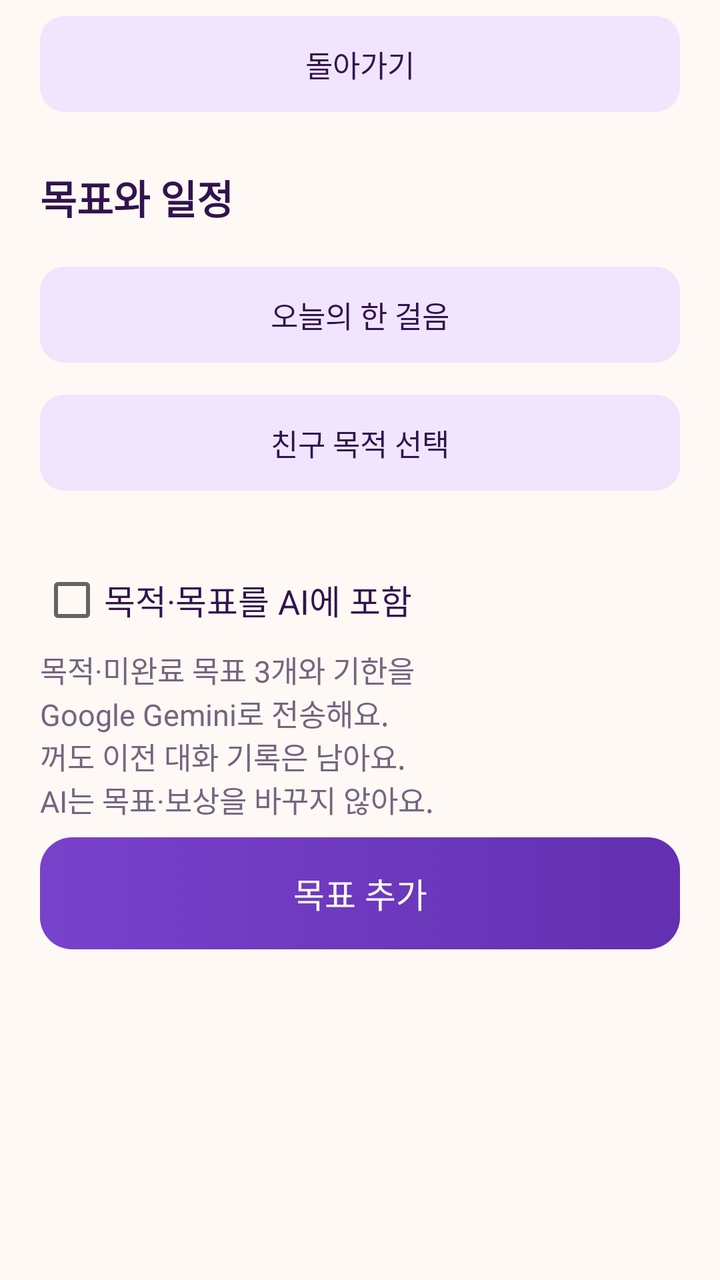
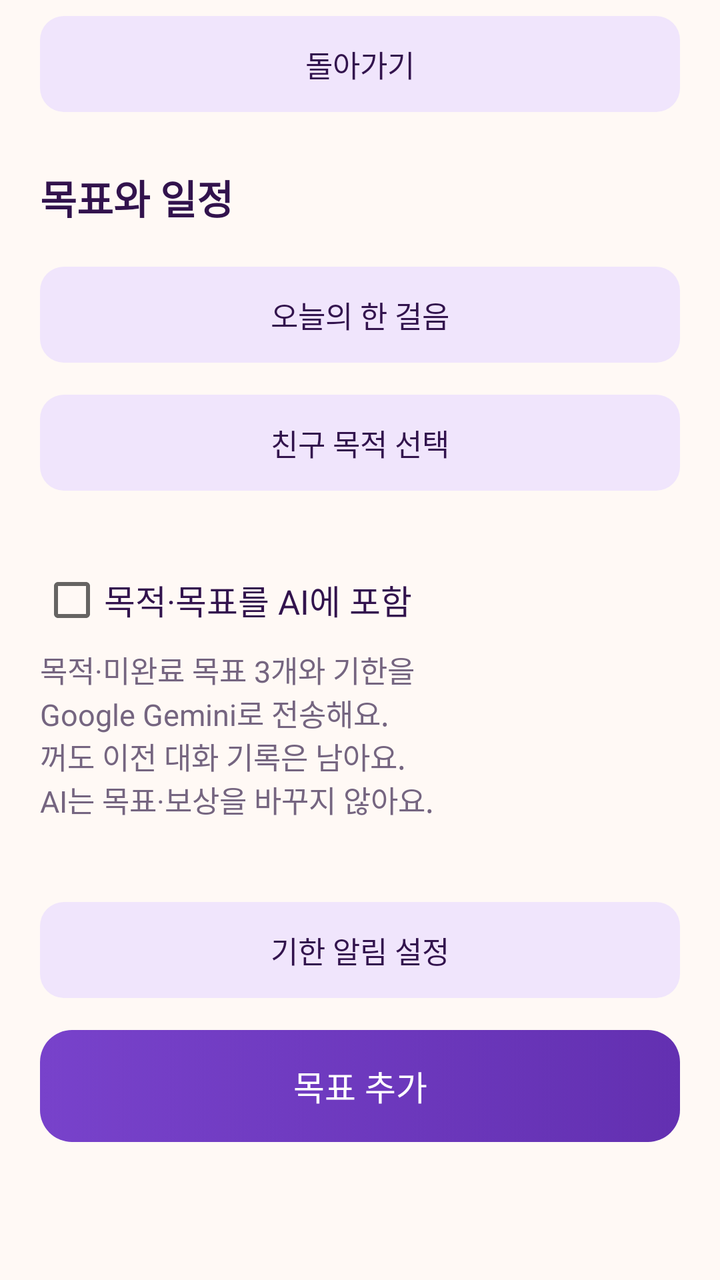

The first picture is an Android layout as it rendered before a commit; the second is the same layout after the commit. The layout source and the unified diff follow.
<!-- AndroidManifest.xml: application theme android:Theme.Material.Light.NoActionBar -->
<!-- res/layout/screen_goals.xml -->
<?xml version="1.0" encoding="utf-8"?>
<LinearLayout xmlns:android="http://schemas.android.com/apk/res/android"
    style="@style/Page" android:orientation="vertical">
    <Button android:id="@+id/goals_back" style="@style/SecondaryButton" android:text="@string/goals_back" />
    <TextView android:id="@+id/goals_title" style="@style/SectionTitle" android:text="@string/goals_title" />
    <ScrollView android:layout_width="match_parent" android:layout_height="0dp"
        android:layout_weight="1" android:fillViewport="true">
        <LinearLayout android:layout_width="match_parent" android:layout_height="wrap_content"
            android:orientation="vertical">
            <Button android:id="@+id/goals_journey" style="@style/SecondaryButton" android:text="@string/journey_open" />
            <Button android:id="@+id/edit_purposes" style="@style/SecondaryButton" android:text="@string/goals_purposes" />
            <TextView android:id="@+id/purpose_summary" style="@style/BodyText" />
            <CheckBox android:id="@+id/share_goals" style="@style/BodyText"
                android:minHeight="48dp" android:text="@string/goals_share" />
            <TextView style="@style/SecondaryText" android:text="@string/goals_share_notice" />
            <Button android:id="@+id/add_goal" style="@style/PrimaryButton" android:text="@string/goals_add" />
            <TextView android:id="@+id/goals_error" style="@style/SecondaryText"
                android:accessibilityLiveRegion="polite" android:visibility="gone" />
            <LinearLayout android:id="@+id/goals_list" android:layout_width="match_parent"
                android:layout_height="wrap_content" android:orientation="vertical" />
        </LinearLayout>
    </ScrollView>
</LinearLayout>
<!-- resources referenced by this layout -->
<resources>
  <string name="goals_add">목표 추가</string>
  <string name="goals_back">돌아가기</string>
  <string name="goals_purposes">친구 목적 선택</string>
  <string name="goals_share">목적·목표를 AI에 포함</string>
  <string name="goals_share_notice">목적·미완료 목표 3개와 기한을\nGoogle Gemini로 전송해요.\n꺼도 이전 대화 기록은 남아요.\nAI는 목표·보상을 바꾸지 않아요.</string>
  <string name="goals_title">목표와 일정</string>
  <string name="journey_open">오늘의 한 걸음</string>
  <style name="BodyText">
          <item name="android:layout_width">match_parent</item>
          <item name="android:layout_height">wrap_content</item>
          <item name="android:textColor">@color/ink</item>
          <item name="android:textSize">17sp</item>
          <item name="android:breakStrategy">simple</item>
      </style>
  <style name="Page">
          <item name="android:layout_width">match_parent</item>
          <item name="android:layout_height">match_parent</item>
          <item name="android:orientation">vertical</item>
          <item name="android:background">@color/canvas</item>
          <item name="android:paddingStart">20dp</item>
          <item name="android:paddingEnd">20dp</item>
      </style>
  <style name="PrimaryButton" parent="android:style/Widget.Material.Button">
          <item name="android:layout_width">match_parent</item>
          <item name="android:layout_height">wrap_content</item>
          <item name="android:minHeight">56dp</item>
          <item name="android:minWidth">0dp</item>
          <item name="android:padding">12dp</item>
          <item name="android:layout_marginTop">8dp</item>
          <item name="android:layout_marginBottom">8dp</item>
          <item name="android:background">@drawable/bg_primary</item>
          <item name="android:backgroundTint">@null</item>
          <item name="android:textColor">@color/primary_text</item>
          <item name="android:textAllCaps">false</item>
          <item name="android:textSize">17sp</item>
          <item name="android:fontFamily">sans-serif-medium</item>
          <item name="android:stateListAnimator">@null</item>
      </style>
  <style name="SecondaryButton" parent="PrimaryButton">
          <item name="android:background">@drawable/bg_secondary_button</item>
          <item name="android:textColor">@color/secondary_button_text</item>
          <item name="android:minHeight">48dp</item>
          <item name="android:textSize">15sp</item>
      </style>
  <style name="SecondaryText" parent="BodyText">
          <item name="android:textSize">15sp</item>
          <item name="android:textColor">@color/muted</item>
      </style>
  <style name="SectionTitle" parent="BodyText">
          <item name="android:textSize">20sp</item>
          <item name="android:textStyle">bold</item>
          <item name="android:layout_marginTop">20dp</item>
          <item name="android:layout_marginBottom">12dp</item>
      </style>
  <color name="ink">#32134D</color>
  <color name="canvas">#FFF9F5</color>
  <!-- drawable bg_primary (drawable) -->
  <ripple xmlns:android="http://schemas.android.com/apk/res/android" android:color="@color/ripple">
      <item><selector>
          <item android:state_enabled="false"><shape><solid android:color="@color/disabled"/><corners android:radius="16dp"/></shape></item>
          <item android:state_pressed="true"><shape><solid android:color="@color/primary_pressed"/><corners android:radius="16dp"/></shape></item>
          <item><shape><gradient android:angle="0" android:startColor="@color/primary" android:endColor="@color/primary_pressed"/><corners android:radius="16dp"/></shape></item>
      </selector></item>
  </ripple>
  <color name="muted">#756580</color>
  <color name="ripple">#307842CB</color>
  <color name="disabled">#E7DDF0</color>
  <color name="primary_pressed">#6330B1</color>
  <color name="primary">#7842CB</color>
  <color name="surface">#FFFFFF</color>
  <color name="border">#E4D8EA</color>
  <color name="lavender">#F0E5FC</color>
  <!-- unchanged entries left out for length: 1 -->
</resources>

<!-- the commit's change to res/layout/screen_goals.xml (unified diff, before → after) -->
@@ -13,6 +13,10 @@
             <CheckBox android:id="@+id/share_goals" style="@style/BodyText"
                 android:minHeight="48dp" android:text="@string/goals_share" />
             <TextView style="@style/SecondaryText" android:text="@string/goals_share_notice" />
+            <TextView android:id="@+id/goals_notification_status" style="@style/SecondaryText"
+                android:layout_marginTop="12dp" />
+            <Button android:id="@+id/goals_notification_settings" style="@style/SecondaryButton"
+                android:text="@string/goals_notifications" />
             <Button android:id="@+id/add_goal" style="@style/PrimaryButton" android:text="@string/goals_add" />
             <TextView android:id="@+id/goals_error" style="@style/SecondaryText"
                 android:accessibilityLiveRegion="polite" android:visibility="gone" />
<!-- resource entries referenced after the edit -->
@@ -2,6 +2,7 @@
 <resources>
   <string name="goals_add">목표 추가</string>
   <string name="goals_back">돌아가기</string>
+  <string name="goals_notifications">기한 알림 설정</string>
   <string name="goals_purposes">친구 목적 선택</string>
   <string name="goals_share">목적·목표를 AI에 포함</string>
   <string name="goals_share_notice">목적·미완료 목표 3개와 기한을\nGoogle Gemini로 전송해요.\n꺼도 이전 대화 기록은 남아요.\nAI는 목표·보상을 바꾸지 않아요.</string>
